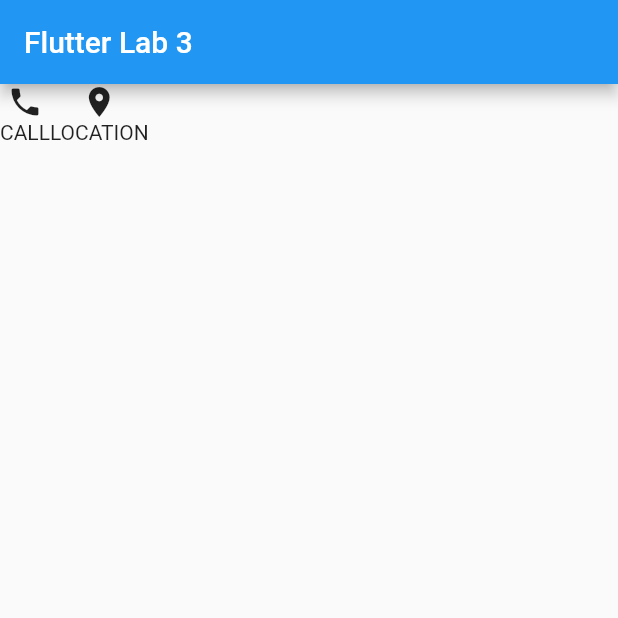
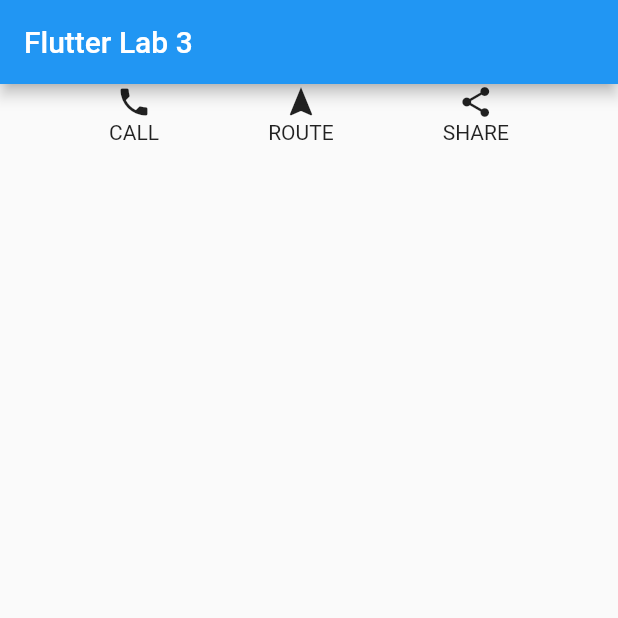
Before and after one commit to nurul-alieyah/flutter, a Flutter app: the screen it shows after launch, on a phone screen of 412 x 824 dp, the top half of it. Run offline on Flutter 3.47's test engine with Material 2 defaults, Android fonts, the phone set to English and light mode, and no system bars.

Commit message:
Second update

```diff
--- a/lib/main.dart
+++ b/lib/main.dart
@@ -13,6 +13,7 @@ class MyApp extends StatelessWidget {
         ),
         body: Container(
           child: Row(
+            mainAxisAlignment: MainAxisAlignment.spaceEvenly,
             children: <Widget>[
               Column(
                 children: <Widget>[
@@ -24,13 +25,20 @@ class MyApp extends StatelessWidget {
               ),
               Column(
                 children: <Widget>[
-                  Icon(Icons.room),
+                  Icon(Icons.navigation),
                   Container(
-                    child: Text('LOCATION')
+                    child: Text('ROUTE')
                   )
                 ],
               ),
-              Column()
+              Column(
+                children: <Widget>[
+                  Icon(Icons.share),
+                  Container(
+                    child: Text('SHARE')
+                  )
+                ],
+              )
             ],
           ),
         ),
```
